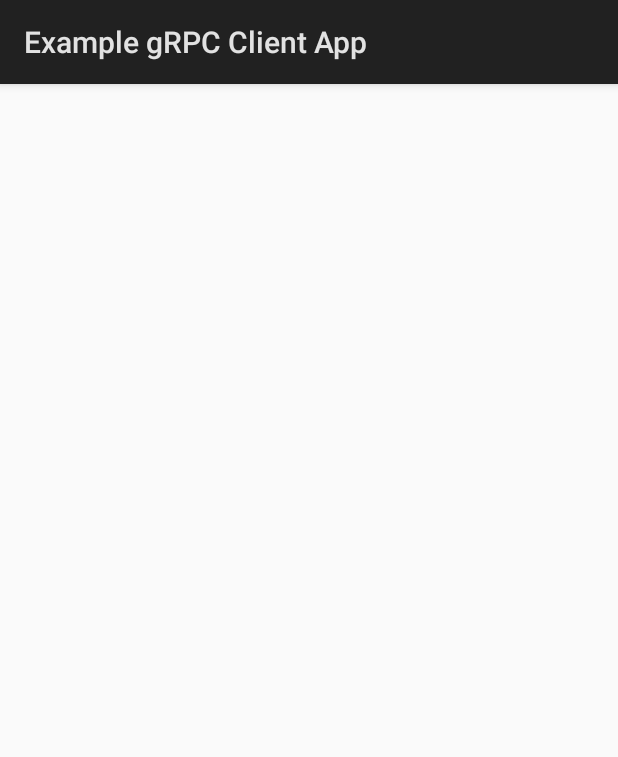
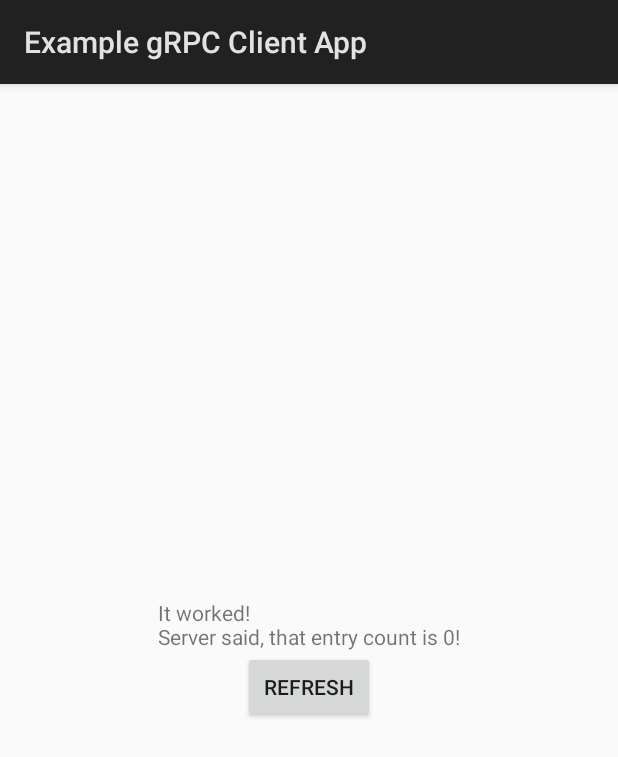
Before and after one commit to kantoniak/grpc-example, an Android app: the screen it shows after launch (MainActivity), on a phone screen of 412 x 824 dp. Shown: the top 757 px of the screen. Run offline under Robolectric (Android 15) with nearby library versions, the phone set to English and light mode, and no system bars; libraries missing offline, so code that uses them is left out: io.grpc; 3 statements that could not run were skipped.

```diff
--- a/user-app/build.gradle
+++ b/user-app/build.gradle
@@ -22,6 +22,10 @@ android {
         sourceCompatibility JavaVersion.VERSION_1_8
         targetCompatibility JavaVersion.VERSION_1_8
     }
+    packagingOptions {
+        exclude 'META-INF/INDEX.LIST'
+        exclude 'META-INF/io.netty.versions.properties'
+    }
 }
 
 dependencies {
--- a/user-app/src/main/AndroidManifest.xml
+++ b/user-app/src/main/AndroidManifest.xml
@@ -18,4 +18,6 @@
         </activity>
     </application>
 
+    <uses-permission android:name="android.permission.INTERNET" />
+
 </manifest>
--- a/user-app/src/main/java/com/kantoniak/examplegrpc/client/MainActivity.java
+++ b/user-app/src/main/java/com/kantoniak/examplegrpc/client/MainActivity.java
@@ -2,34 +2,76 @@ package com.kantoniak.examplegrpc.client;
 
 import android.app.Activity;
 import android.os.Bundle;
+import android.os.Handler;
+import android.os.HandlerThread;
+import android.os.Looper;
+import android.os.Message;
 import android.util.Log;
+import android.widget.Button;
 import android.widget.TextView;
 
-import com.kantoniak.examplegrpc.proto.Entry;
+import com.kantoniak.examplegrpc.client.data.DataProvider;
+
+import io.grpc.StatusRuntimeException;
 
 public class MainActivity extends Activity {
 
     private static final String TAG = "MainActivity";
+
+    private class NetworkUpdatesHandler extends Handler {
+        NetworkUpdatesHandler(Looper looper) {
+            super(looper);
+        }
+
+        @Override
+        public void handleMessage(Message msg) {
+            switch (msg.what) {
+                case MESSAGE_COUNT_ENTRIES:
+                    Log.v(TAG, "Making call...");
+                    try {
+                        final int count = dataProvider.getEntriesCount();
+                        final String message = "It worked!\nServer said, that entry count is " + count + "!";
+                        Log.v(TAG, message);
+                        runOnUiThread(() -> mTextView.setText(message));
+                    } catch (StatusRuntimeException e) {
+                        final String message = "RPC failed: " + e.getStatus().getCode();
+                        Log.e(TAG, message, e);
+                        runOnUiThread(() -> mTextView.setText(message));
+                    }
+                    break;
+            }
+        }
+    }
+
+    private final DataProvider dataProvider = new DataProvider();
+    private final HandlerThread networkUpdatesThread = new HandlerThread("NetworkUpdatesThread");
+    private Handler networkUpdatesHandler;
+
+    private static final int MESSAGE_COUNT_ENTRIES = 1000;
+
+    private TextView mTextView;
+    private Button mRefreshButton;
 
     @Override
     protected void onCreate(Bundle savedInstanceState) {
         super.onCreate(savedInstanceState);
         setContentView(R.layout.activity_main);
 
-        playWithProtos();
+        // Start networking thread
+        networkUpdatesThread.start();
+        networkUpdatesHandler = new NetworkUpdatesHandler(networkUpdatesThread.getLooper());
+
+        mTextView = findViewById(R.id.main_text_view);
+        mRefreshButton = findViewById(R.id.refresh_button);
+
+        mRefreshButton.setOnClickListener(view -> startTest());
+
+        startTest();
     }
 
-    private void playWithProtos() {
-        Entry entry = Entry.newBuilder()
-                .setId(1)
-                .setName("Test entry 1")
-                .build();
-
-        String message = "It worked! Entry name is: " + entry.getName();
-
-        TextView mTextView = (TextView) findViewById(R.id.main_text_view);
-        mTextView.setText(message);
-
-        Log.v(TAG, message);
+    private void startTest() {
+        mTextView.setText("Making RPC...");
+        networkUpdatesHandler.sendMessage(
+                networkUpdatesHandler.obtainMessage(MESSAGE_COUNT_ENTRIES));
     }
 }
--- /dev/null
+++ b/user-app/src/main/java/com/kantoniak/examplegrpc/client/data/DataProvider.java
@@ -0,0 +1,39 @@
+package com.kantoniak.examplegrpc.client.data;
+
+import android.util.Log;
+
+import com.kantoniak.examplegrpc.proto.EntryServiceGrpc;
+import com.kantoniak.examplegrpc.proto.GetAllRequest;
+
+import java.util.concurrent.TimeUnit;
+import java.util.logging.Logger;
+
+import io.grpc.ManagedChannel;
+import io.grpc.ManagedChannelBuilder;
+import io.grpc.StatusRuntimeException;
+
+public class DataProvider {
+
+    private static final String TAG = "DataProvider";
+
+    private static final String HOST = "localhost";
+    private static final int PORT = 8800;
+    private static final int CALL_DEADLINE_SECS = 5;
+
+    private final ManagedChannel channel;
+    private final EntryServiceGrpc.EntryServiceBlockingStub blockingStub;
+
+    public DataProvider() {
+        this.channel = ManagedChannelBuilder.forAddress(HOST, PORT)
+                .usePlaintext(true) // Turn off SSL
+                .build();
+        this.blockingStub = EntryServiceGrpc.newBlockingStub(channel);
+        Log.i(TAG, "Created channel for " + HOST + ":" + PORT);
+    }
+
+    public int getEntriesCount() throws StatusRuntimeException {
+        GetAllRequest request = GetAllRequest.newBuilder().build();
+        return blockingStub.withDeadlineAfter(CALL_DEADLINE_SECS, TimeUnit.SECONDS)
+                .getAll(request).getEntriesCount();
+    }
+}
--- a/user-app/src/main/res/layout/activity_main.xml
+++ b/user-app/src/main/res/layout/activity_main.xml
@@ -6,14 +6,29 @@
     android:layout_height="match_parent"
     tools:context="com.kantoniak.examplegrpc.client.MainActivity">
 
-    <TextView
-        android:id="@+id/main-text-view"
+    <LinearLayout
         android:layout_width="wrap_content"
         android:layout_height="wrap_content"
-        android:text="Hello World!"
+        android:orientation="vertical"
+        android:gravity="center"
         app:layout_constraintBottom_toBottomOf="parent"
         app:layout_constraintLeft_toLeftOf="parent"
         app:layout_constraintRight_toRightOf="parent"
-        app:layout_constraintTop_toTopOf="parent" />
+        app:layout_constraintTop_toTopOf="parent"
+        android:layout_margin="16dp">
+
+        <TextView
+            android:id="@+id/main-text-view"
+            android:layout_width="wrap_content"
+            android:layout_height="wrap_content" />
+
+        <Button
+            android:id="@+id/refresh-button"
+            android:layout_width="wrap_content"
+            android:layout_height="wrap_content"
+            android:text="Refresh" />
+
+    </LinearLayout>
+
 
 </android.support.constraint.ConstraintLayout>
```
Also changed, not shown: 1 other file.
